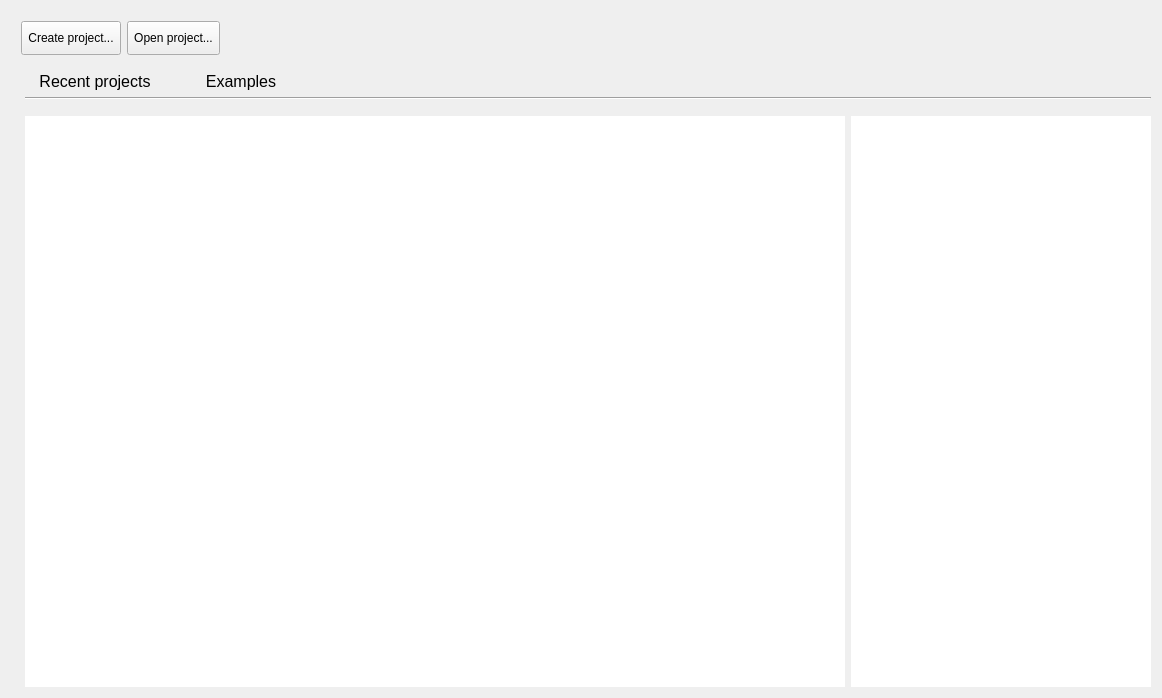
First picture: the form in SIM-VICUS/src/SVWelcomeScreen.ui, repository ghorwin/SIM-VICUS, before the edit.
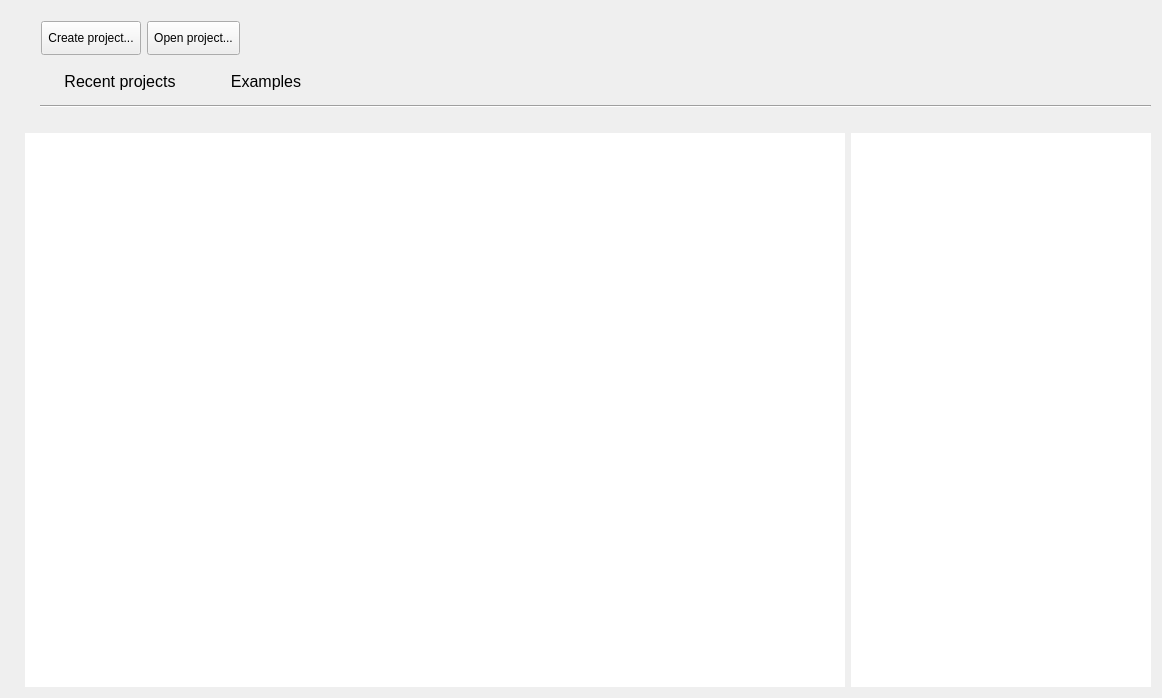
Second picture: the form after the edit. Icons and pictures are not drawn. Custom widgets are drawn as their Qt base class.

Commit message: Improved welcome screen

Patch:
```diff
--- a/SIM-VICUS/src/SVWelcomeScreen.ui
+++ b/SIM-VICUS/src/SVWelcomeScreen.ui
@@ -23,8 +23,8 @@
   <property name="autoFillBackground">
    <bool>false</bool>
   </property>
-  <layout class="QVBoxLayout" name="verticalLayout">
-   <item>
+  <layout class="QGridLayout" name="gridLayout_2">
+   <item row="0" column="0">
     <spacer name="verticalSpacer_4">
      <property name="orientation">
       <enum>Qt::Vertical</enum>
@@ -40,7 +40,7 @@
      </property>
     </spacer>
    </item>
-   <item>
+   <item row="1" column="0">
     <layout class="QHBoxLayout" name="horizontalLayout">
      <item>
       <spacer name="horizontalSpacer_2">
@@ -52,7 +52,7 @@
        </property>
        <property name="sizeHint" stdset="0">
         <size>
-         <width>10</width>
+         <width>30</width>
          <height>20</height>
         </size>
        </property>
@@ -135,7 +135,7 @@
      </item>
     </layout>
    </item>
-   <item>
+   <item row="2" column="0">
     <spacer name="verticalSpacer">
      <property name="orientation">
       <enum>Qt::Vertical</enum>
@@ -151,16 +151,19 @@
      </property>
     </spacer>
    </item>
-   <item>
+   <item row="3" column="0">
     <layout class="QGridLayout" name="gridLayout">
-     <item row="3" column="1">
-      <widget class="QTextBrowser" name="textBrowserMain">
+     <item row="4" column="2">
+      <widget class="QTextBrowser" name="textBrowserNews">
+       <property name="maximumSize">
+        <size>
+         <width>300</width>
+         <height>16777215</height>
+        </size>
+       </property>
        <property name="frameShape">
         <enum>QFrame::NoFrame</enum>
        </property>
-       <property name="lineWidth">
-        <number>0</number>
-       </property>
        <property name="openLinks">
         <bool>false</bool>
        </property>
@@ -168,6 +171,22 @@
      </item>
      <item row="0" column="1" colspan="2">
       <layout class="QHBoxLayout" name="horizontalLayout_4">
+       <item>
+        <spacer name="horizontalSpacer_6">
+         <property name="orientation">
+          <enum>Qt::Horizontal</enum>
+         </property>
+         <property name="sizeType">
+          <enum>QSizePolicy::Preferred</enum>
+         </property>
+         <property name="sizeHint" stdset="0">
+          <size>
+           <width>15</width>
+           <height>20</height>
+          </size>
+         </property>
+        </spacer>
+       </item>
        <item>
         <widget class="QtExt::ClickableLabel" name="labelRecent">
          <property name="sizePolicy">
@@ -178,7 +197,7 @@
          </property>
          <property name="minimumSize">
           <size>
-           <width>140</width>
+           <width>160</width>
            <height>0</height>
           </size>
          </property>
@@ -211,7 +230,7 @@
          </property>
          <property name="sizeHint" stdset="0">
           <size>
-           <width>20</width>
+           <width>10</width>
            <height>20</height>
           </size>
          </property>
@@ -265,7 +284,20 @@
        </item>
       </layout>
      </item>
-     <item row="3" column="0">
+     <item row="4" column="1">
+      <widget class="QTextBrowser" name="textBrowserMain">
+       <property name="frameShape">
+        <enum>QFrame::NoFrame</enum>
+       </property>
+       <property name="lineWidth">
+        <number>0</number>
+       </property>
+       <property name="openLinks">
+        <bool>false</bool>
+       </property>
+      </widget>
+     </item>
+     <item row="4" column="0">
       <spacer name="horizontalSpacer_5">
        <property name="orientation">
         <enum>Qt::Horizontal</enum>
@@ -281,23 +313,7 @@
        </property>
       </spacer>
      </item>
-     <item row="3" column="2">
-      <widget class="QTextBrowser" name="textBrowserNews">
-       <property name="maximumSize">
-        <size>
-         <width>300</width>
-         <height>16777215</height>
-        </size>
-       </property>
-       <property name="frameShape">
-        <enum>QFrame::NoFrame</enum>
-       </property>
-       <property name="openLinks">
-        <bool>false</bool>
-       </property>
-      </widget>
-     </item>
-     <item row="2" column="1">
+     <item row="3" column="1">
       <spacer name="verticalSpacer_3">
        <property name="orientation">
         <enum>Qt::Vertical</enum>
@@ -314,11 +330,31 @@
       </spacer>
      </item>
      <item row="1" column="1" colspan="2">
-      <widget class="Line" name="line">
-       <property name="orientation">
-        <enum>Qt::Horizontal</enum>
-       </property>
-      </widget>
+      <layout class="QHBoxLayout" name="horizontalLayout_2">
+       <item>
+        <spacer name="horizontalSpacer_7">
+         <property name="orientation">
+          <enum>Qt::Horizontal</enum>
+         </property>
+         <property name="sizeType">
+          <enum>QSizePolicy::Maximum</enum>
+         </property>
+         <property name="sizeHint" stdset="0">
+          <size>
+           <width>15</width>
+           <height>20</height>
+          </size>
+         </property>
+        </spacer>
+       </item>
+       <item>
+        <widget class="Line" name="line">
+         <property name="orientation">
+          <enum>Qt::Horizontal</enum>
+         </property>
+        </widget>
+       </item>
+      </layout>
      </item>
     </layout>
    </item>
```
The commit also changes 2 other files.
